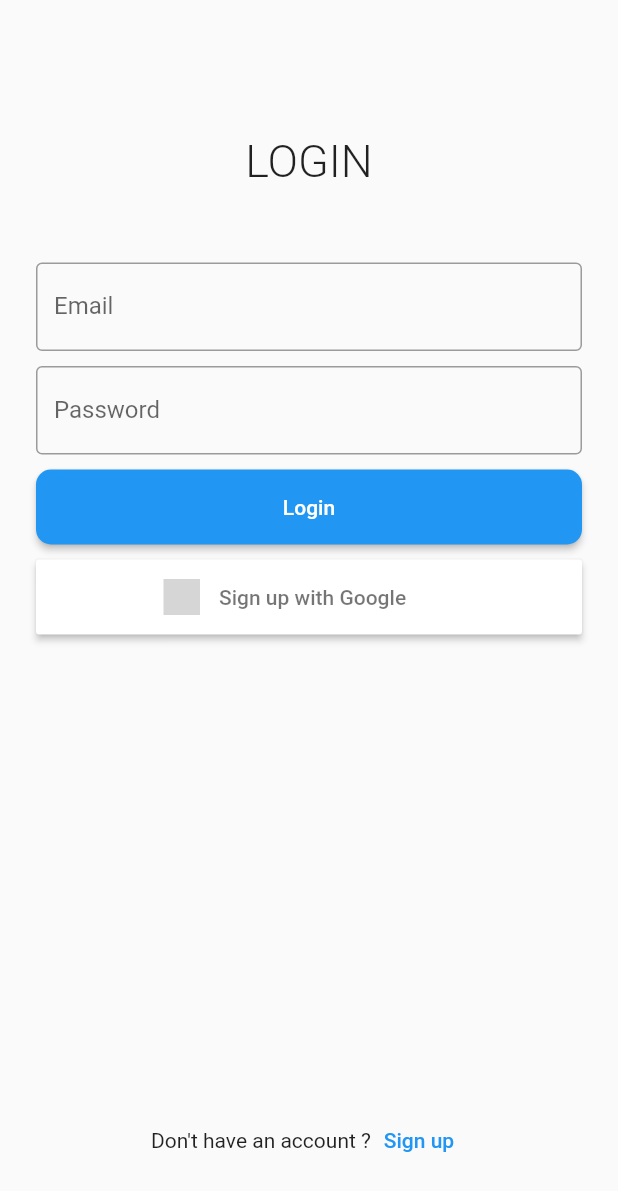
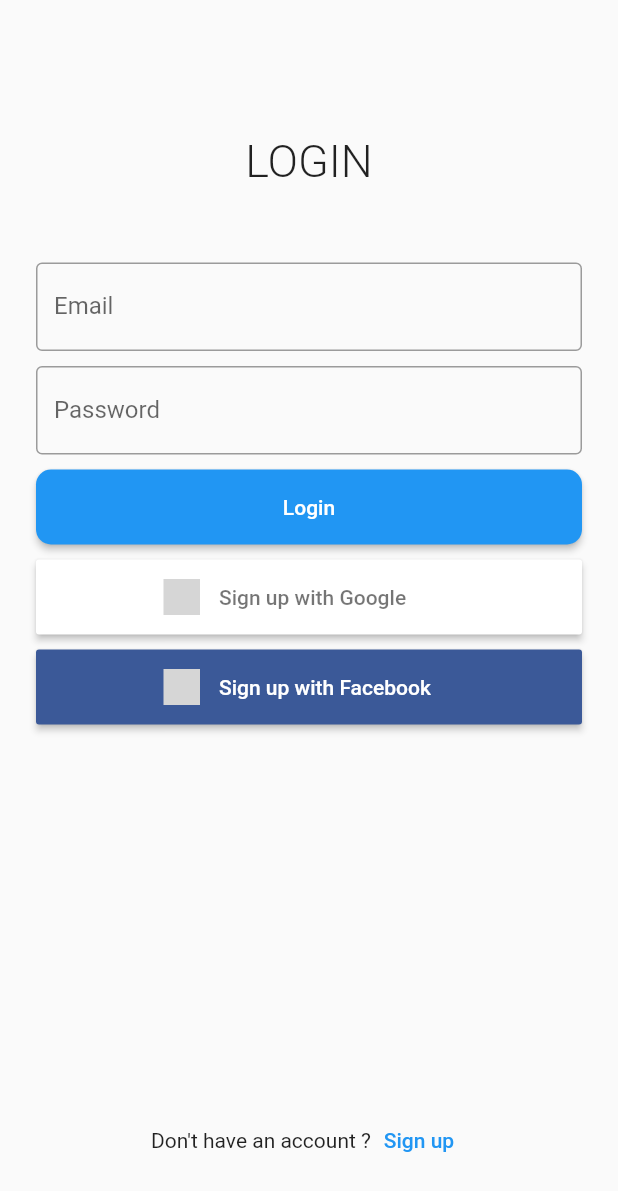
Before and after one commit to envisse/flutter_firebase_auth, a Flutter app: the LoginPage screen opened directly, after a tap on "Sign up with Google", on a phone screen of 412 x 824 dp. Shown: the top 1191 px of the screen. Run offline on Flutter 3.47's test engine with Material 2 defaults, Android fonts, the phone set to English and light mode, and no system bars; our stand-ins replace email_validator, firebase_auth, firebase_core, flutter_easyloading, flutter_signin_button, google_sign_in; accounts and stored records are empty; grey boxes are pictures that could not be loaded.

Commit message:
trying for facebook auth

```diff
--- a/lib/page/page_authentication.dart
+++ b/lib/page/page_authentication.dart
@@ -26,6 +26,7 @@ class LoginPage extends StatelessWidget {
   @override
   Widget build(BuildContext context) {
     return Scaffold(
+      resizeToAvoidBottomInset: false,
       body: Container(
         margin: EdgeInsets.symmetric(horizontal: 24, vertical: 40),
         child: Column(
@@ -108,6 +109,22 @@ class LoginPage extends StatelessWidget {
                           child: SignInButton(
                             Buttons.Google,
                             text: "Sign up with Google",
+                            onPressed: () {
+                              context
+                                  .read<AuthenticationService>()
+                                  .signInWithGoogle();
+                            },
+                          ),
+                        ),
+                        SizedBox(
+                          height: 10,
+                        ),
+                        SizedBox(
+                          height: 50,
+                          width: double.infinity,
+                          child: SignInButton(
+                            Buttons.Facebook,
+                            text: "Sign up with Facebook",
                             onPressed: () {
                               context
                                   .read<AuthenticationService>()
```
Also changed, not shown: lib/service/authentication_service.dart (+19 -1 lines), pubspec.yaml (+5 -5 lines).
